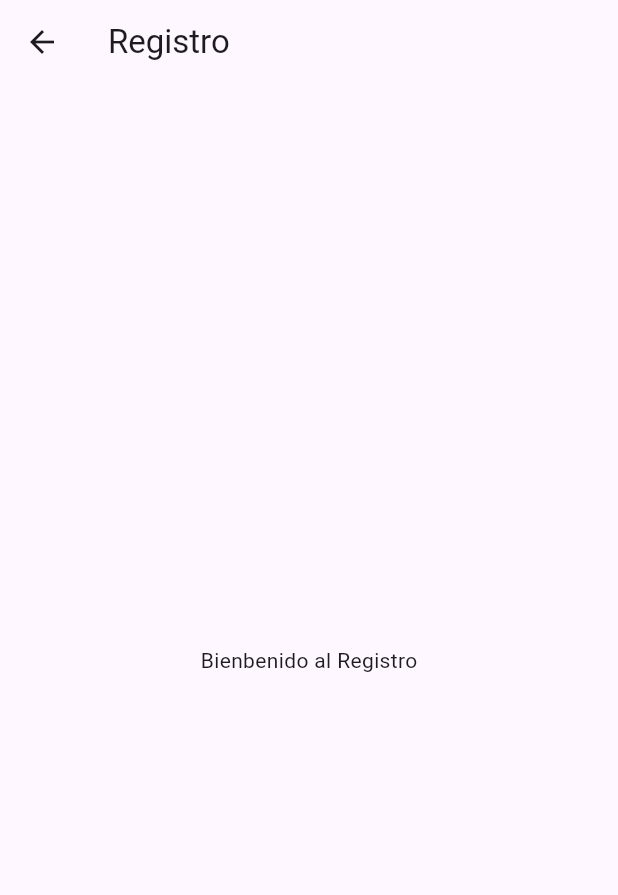
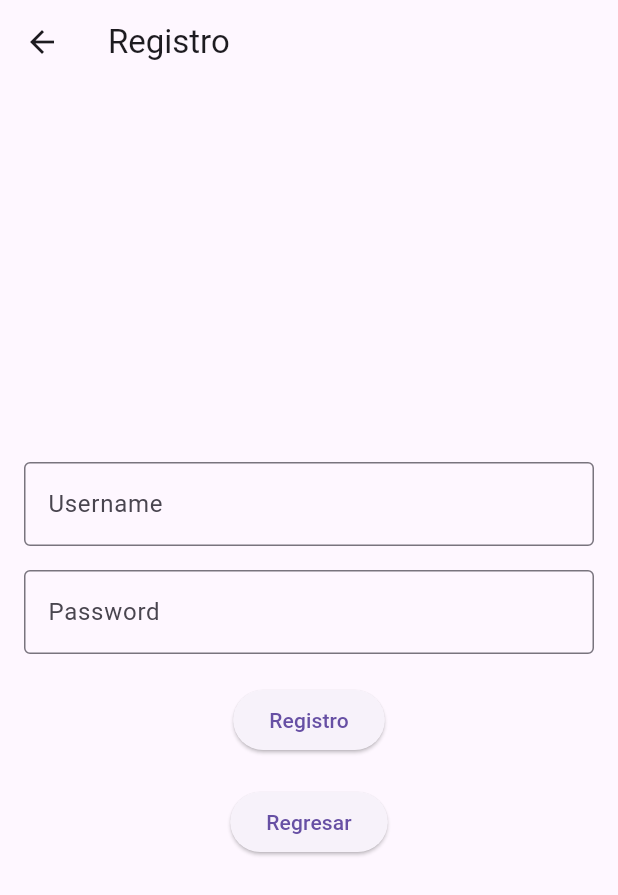
Before and after one commit to kevinjapa/Red-Social---cuda, a Flutter app: the Registro screen opened by its route, on a phone screen of 412 x 824 dp. Shown: the top 895 px of the screen. Run offline on Flutter 3.47's test engine with Material 3 defaults, Android fonts, the phone set to English and light mode, and no system bars; generated files the repository leaves out were written again.

Commit message:
Actualizar la pantalla de registro con manejo de errores y mejorar la interfaz de usuario en la pantalla de inicio

```diff
--- a/proyectointerciclo/lib/screens/home.dart
+++ b/proyectointerciclo/lib/screens/home.dart
@@ -5,10 +5,10 @@ class Home extends StatelessWidget {
   Widget build(BuildContext context) {
     return Scaffold(
       appBar: AppBar(
-        title: Text('Home Screen'),
+        title: Text('Inicio'),
       ),
       body: Center(
-        child: Text('Welcome to the Home Screen'),
+        child: Text('Proximamente'),
       ),
     );
   }
--- a/proyectointerciclo/lib/screens/register.dart
+++ b/proyectointerciclo/lib/screens/register.dart
@@ -1,14 +1,125 @@
 import 'package:flutter/material.dart';
+import 'package:http/http.dart' as http;
+import 'dart:convert';
+class Registro extends StatefulWidget {
+  @override
+  _RegistroScreenState createState() => _RegistroScreenState();
+}
+class _RegistroScreenState extends State<Registro> {
+  final TextEditingController _usernameController = TextEditingController();
+  final TextEditingController _passwordController = TextEditingController();
 
-class Registro extends StatelessWidget {
+  Future<void> _registro() async {
+    final String username = _usernameController.text;
+    final String password = _passwordController.text;
+
+    final String url = 'http://192.168.0.105:5001/register';
+
+    try {
+      final response = await http.post(
+        Uri.parse(url),
+        headers: <String, String>{
+          'Content-Type': 'application/json; charset=UTF-8',
+        },
+        body: jsonEncode(<String, String>{
+          'username': username,
+          'password': password,
+        }),
+      );
+
+      if (response.statusCode == 201) {
+        final Map<String, dynamic> responseData = jsonDecode(response.body);
+
+        if (responseData['success'] == true) {
+            showDialog(
+            context: context,
+            builder: (context) {
+              return AlertDialog(
+                // title: Text(''),
+                content: Text("Usuario Registrado"),
+                actions: [
+                  TextButton(
+                    onPressed: () {
+                      Navigator.of(context).pop();
+                    },
+                    child: Text('OK'),
+                  ),
+                ],
+              );
+              Navigator.pushReplacementNamed(context, '/login');
+            },
+          );
+
+        } else {
+          _showError(responseData['message'] ?? 'Error al Registrar');
+        }
+
+      } else {
+        _showError('Error en el servidor');
+      }
+    } catch (e) {
+      _showError('No se pudo conectar al servidor');
+    }
+  }
+  void _showError(String message) {
+    showDialog(
+      context: context,
+      builder: (context) {
+        return AlertDialog(
+          title: Text('Error'),
+          content: Text(message),
+          actions: [
+            TextButton(
+              onPressed: () {
+                Navigator.of(context).pop();
+              },
+              child: Text('OK'),
+            ),
+          ],
+        );
+      },
+    );
+  }
+
   @override
   Widget build(BuildContext context) {
     return Scaffold(
       appBar: AppBar(
         title: Text('Registro'),
       ),
-      body: Center(
-        child: Text('Bienbenido al Registro'),
+      body: Padding(
+        padding: const EdgeInsets.all(16.0),
+        child: Column(
+          mainAxisAlignment: MainAxisAlignment.center,
+          children: [
+            TextField(
+              controller: _usernameController,
+              decoration: InputDecoration(
+                labelText: 'Username',
+                border: OutlineInputBorder(),
+              ),
+            ),
+            SizedBox(height: 16.0),
+            TextField(
+              controller: _passwordController,
+              decoration: InputDecoration(
+                labelText: 'Password',
+                border: OutlineInputBorder(),
+              ),
+              obscureText: true,
+            ),
+            SizedBox(height: 20.0),
+            ElevatedButton(
+              onPressed: _registro,
+              child: Text('Registro'),
+            ),
+            SizedBox(height: 20.0),
+            ElevatedButton(
+              onPressed: () => Navigator.pushReplacementNamed(context, '/login'),
+              child: Text("Regresar")
+            ),
+          ],
+        ),
       ),
     );
   }
```
Also changed, not shown: 1 other file.
